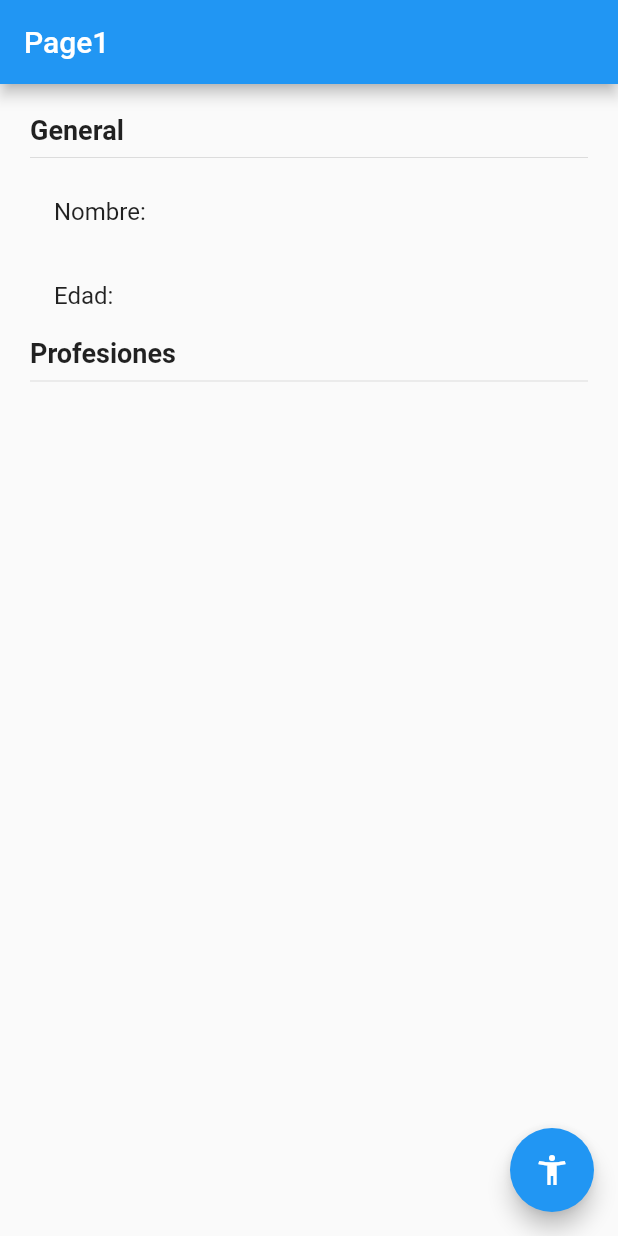
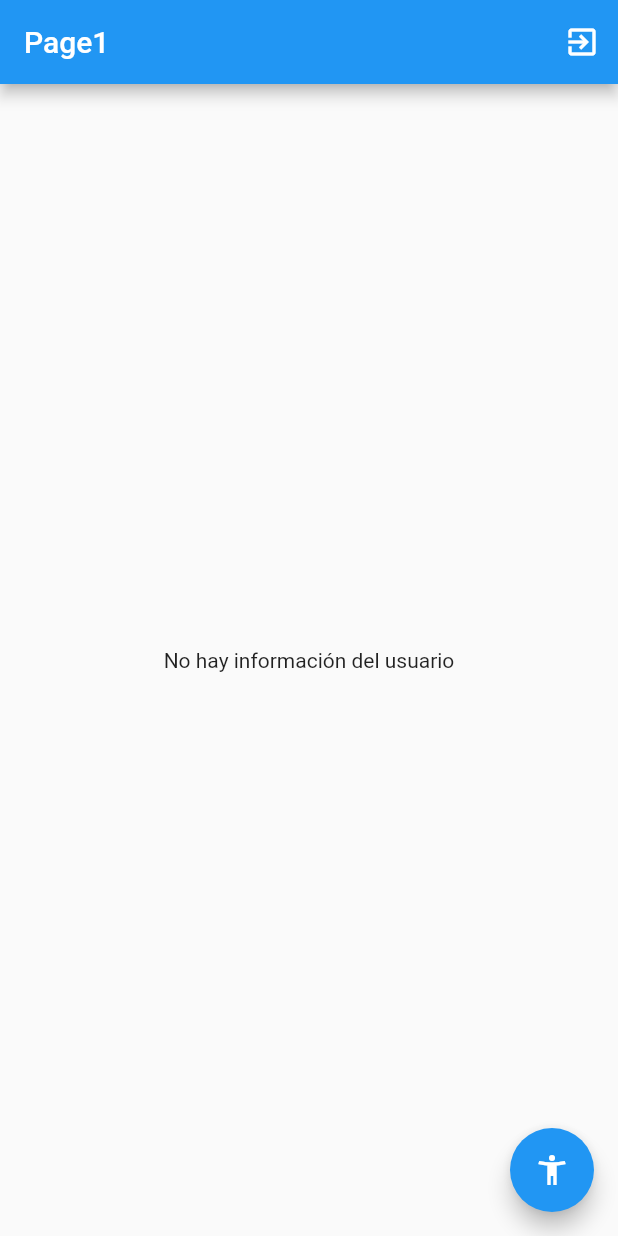
Before and after one commit to Scr3amind/Manejadores-Estado-Flutter, a Flutter app: the screen it shows after launch, on a phone screen of 412 x 824 dp. Run offline on Flutter 3.47's test engine with Material 2 defaults, Android fonts, the phone set to English and light mode, and no system bars; our stand-ins replace flutter_bloc.

```diff
--- /dev/null
+++ b/lib/bloc/user/user_state.dart
@@ -0,0 +1,18 @@
+
+part of 'user_cubit.dart';
+
+@immutable
+abstract class UserState {}
+
+class InitialUser extends UserState {
+  final userExists = false;
+}
+
+class ActiveUser extends UserState {
+
+  final userExists = true;
+  final User user;
+
+  ActiveUser(this.user);
+
+}
--- a/lib/main.dart
+++ b/lib/main.dart
@@ -1,4 +1,6 @@
 import 'package:flutter/material.dart';
+import 'package:flutter_bloc/flutter_bloc.dart';
+import 'package:states/bloc/user/user_cubit.dart';
 import 'package:states/pages/page1_page.dart';
 import 'package:states/pages/page2_page.dart';
 
@@ -7,7 +9,13 @@ void main() => runApp(MyApp());
 class MyApp extends StatelessWidget {
   @override
   Widget build(BuildContext context) {
-    return MaterialApp(
+    return MultiBlocProvider(
+      providers: [
+        BlocProvider(
+          create: (_) => new UserCubit(),
+        )
+      ],
+      child: MaterialApp(
         debugShowCheckedModeBanner: false,
         title: 'Material App',
         initialRoute: 'page1',
@@ -15,6 +23,7 @@ class MyApp extends StatelessWidget {
           'page1' : (_) => Page1Page(),
           'page2' : (_) => Page2Page()
         },
+      ),
     );
   }
 }
--- a/lib/models/user.dart
+++ b/lib/models/user.dart
@@ -1,12 +1,21 @@
 class User {
 
-  String name;
-  int age;
-  List<String> professions;
+  final String name;
+  final int age;
+  final List<String> professions;
 
   User({
     this.name,
     this.age,
     this.professions
   });
+
+  User copyWith({String name, int age, List<String> professions}) {
+    return User(
+      name: name ?? this.name,
+      age: age ?? this.age,
+      professions: professions ??  this.professions
+    );
+  }
+
 }
--- a/lib/pages/page1_page.dart
+++ b/lib/pages/page1_page.dart
@@ -1,4 +1,7 @@
 import 'package:flutter/material.dart';
+import 'package:flutter_bloc/flutter_bloc.dart';
+import 'package:states/bloc/user/user_cubit.dart';
+import 'package:states/models/user.dart';
 
 
 class Page1Page extends StatelessWidget {
@@ -8,17 +11,69 @@ class Page1Page extends StatelessWidget {
     return Scaffold(
       appBar: AppBar(
         title: Text('Page1'),
+        actions: [
+          IconButton(
+            icon: Icon(Icons.exit_to_app),
+            onPressed: () {
+              final userCubit = BlocProvider.of<UserCubit>(context, listen: false);
+              userCubit.deleteUser();
+            }
+          )
+        ],
       ),
-      body: UserInfo(),
-     floatingActionButton: FloatingActionButton(
-       child: Icon(Icons.accessibility_new),
-       onPressed: () => Navigator.pushNamed(context, 'page2'),
-     ),
-   );
+
+      body: ScaffoldBody(),
+
+      floatingActionButton: FloatingActionButton(
+        child: Icon(Icons.accessibility_new),
+        onPressed: () => Navigator.pushNamed(context, 'page2'),
+      ),
+    );
+  }
+}
+
+class ScaffoldBody extends StatelessWidget {
+
+
+  @override
+  Widget build(BuildContext context) {
+    return BlocBuilder<UserCubit, UserState>(
+      builder: (_, state) {
+
+        switch (state.runtimeType) {
+
+          case InitialUser:
+            return Center(child: Text('No hay información del usuario'));
+          break;
+
+          case ActiveUser:
+            return UserInfo((state as ActiveUser).user);
+          break;
+
+          default:
+          return Center(child: Text('Estado no reconocido'));
+        }
+
+        // if (state is InitialUser) {
+        //   return Center(child: Text('No hay información del usuario'));
+        // }
+        // else if ( state is ActiveUser ){
+
+        //   return UserInfo(state.user);
+        // }
+        // else {
+        //   return Center(child: Text('Estado no conocido'));
+        // }
+
+      });
   }
 }
 
 class UserInfo extends StatelessWidget {
+
+  final User user;
+
+  const UserInfo(this.user);
 
   @override
   Widget build(BuildContext context) {
@@ -31,10 +86,12 @@ class UserInfo extends StatelessWidget {
         children: [
           Text('General', style: TextStyle(fontSize: 18, fontWeight: FontWeight.bold)),
           Divider(),
-          ListTile(title: Text('Nombre: ')),
-          ListTile(title: Text('Edad: ')),
+          ListTile(title: Text('Nombre: ${user.name}')),
+          ListTile(title: Text('Edad: ${user.age}')),
           Text('Profesiones', style: TextStyle(fontSize: 18, fontWeight: FontWeight.bold)),
           Divider(),
+
+          ...user.professions.map((profession) => ListTile(title: Text(profession)))
         ],
       ),
     );
--- a/pubspec.yaml
+++ b/pubspec.yaml
@@ -28,6 +28,7 @@ dependencies:
   # The following adds the Cupertino Icons font to your application.
   # Use with the CupertinoIcons class for iOS style icons.
   cupertino_icons: ^1.0.0
+  flutter_bloc: ^6.1.1
 
 dev_dependencies:
   flutter_test:
```
Also changed, not shown: lib/bloc/user/user_cubit.dart (added, +38 -0 lines), lib/pages/page2_page.dart (+25 -4 lines), pubspec.lock. Lines whose indentation alone changed are shown as unchanged.
